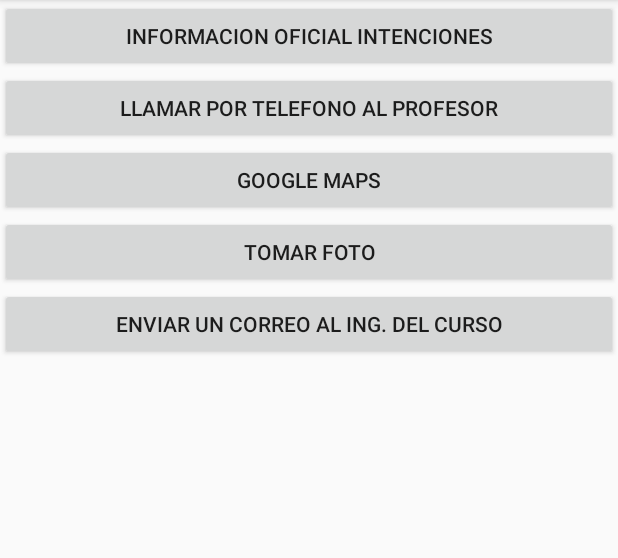
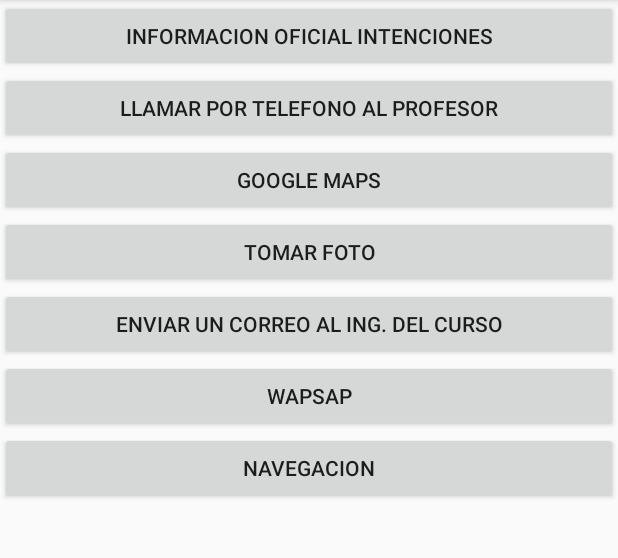
Before and after one commit to rct2487/MyGranParte2, an Android app: the Intenciones screen opened directly, with no data from a screen before it, on a phone screen of 412 x 824 dp, the part 84-642 px from its top. Run offline under Robolectric (Android 15) with nearby library versions, the phone set to English and light mode, and no system bars.

Commit message:
Alertdialog completo de navegacion

```diff
--- a/app/src/main/AndroidManifest.xml
+++ b/app/src/main/AndroidManifest.xml
@@ -1,6 +1,8 @@
 <?xml version="1.0" encoding="utf-8"?>
 <manifest xmlns:android="http://schemas.android.com/apk/res/android"
     package="com.example.mygranparte2">
+
+    <uses-permission android:name="android.permission.CALL_PHONE"/>
 
     <application
         android:allowBackup="true"
--- a/app/src/main/res/layout/activity_intenciones.xml
+++ b/app/src/main/res/layout/activity_intenciones.xml
@@ -31,4 +31,14 @@
         android:layout_height="wrap_content"
         android:onClick="email"
         android:text="Enviar un correo al Ing. del curso" />
+    <Button
+        android:layout_width="match_parent"
+        android:layout_height="wrap_content"
+        android:onClick="wapsap"
+        android:text="wapsap" />
+    <Button
+        android:layout_width="match_parent"
+        android:layout_height="wrap_content"
+        android:onClick="navegacion"
+        android:text="navegacion" />
 </LinearLayout>
```
Also changed, not shown: app/src/main/java/com/example/mygranparte2/Intenciones.java (+69 -1 lines).
